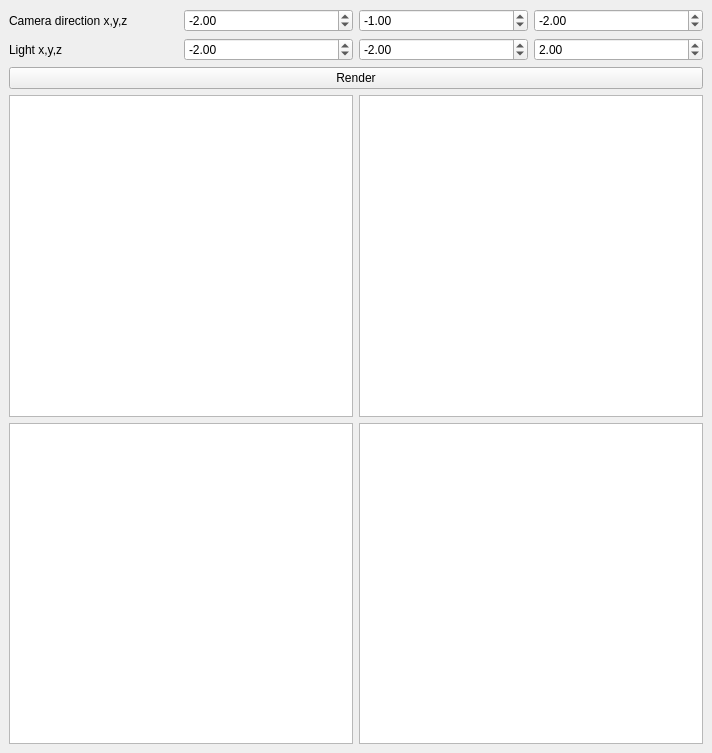
Old version of the form mainwindow.ui in the repository tokarevart/cg-lab3.
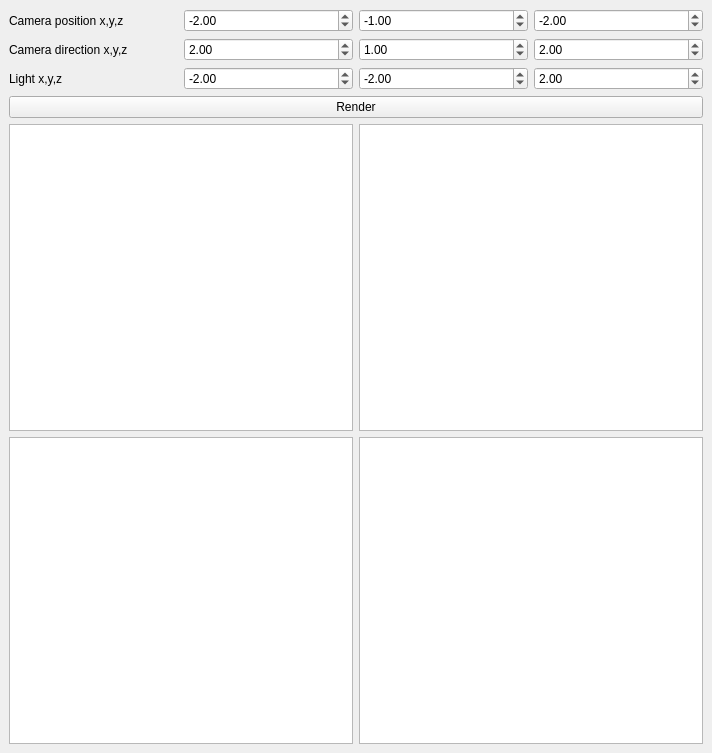
New version of the form.

Diff of the .ui file:
```diff
--- a/mainwindow.ui
+++ b/mainwindow.ui
@@ -32,7 +32,7 @@
       <item>
        <widget class="QLabel" name="camera_label">
         <property name="text">
-         <string>Camera direction x,y,z</string>
+         <string>Camera position x,y,z</string>
         </property>
        </widget>
       </item>
@@ -77,6 +77,56 @@
       </item>
      </layout>
     </item>
+    <item>
+     <layout class="QHBoxLayout" name="camdir_layout">
+      <item>
+       <widget class="QLabel" name="camdir_label">
+        <property name="text">
+         <string>Camera direction x,y,z</string>
+        </property>
+       </widget>
+      </item>
+      <item>
+       <widget class="QDoubleSpinBox" name="camdir_x_sbox">
+        <property name="minimum">
+         <double>-100.000000000000000</double>
+        </property>
+        <property name="maximum">
+         <double>100.000000000000000</double>
+        </property>
+        <property name="value">
+         <double>2.000000000000000</double>
+        </property>
+       </widget>
+      </item>
+      <item>
+       <widget class="QDoubleSpinBox" name="camdir_y_sbox">
+        <property name="minimum">
+         <double>-100.000000000000000</double>
+        </property>
+        <property name="maximum">
+         <double>100.000000000000000</double>
+        </property>
+        <property name="value">
+         <double>1.000000000000000</double>
+        </property>
+       </widget>
+      </item>
+      <item>
+       <widget class="QDoubleSpinBox" name="camdir_z_sbox">
+        <property name="minimum">
+         <double>-100.000000000000000</double>
+        </property>
+        <property name="maximum">
+         <double>100.000000000000000</double>
+        </property>
+        <property name="value">
+         <double>2.000000000000000</double>
+        </property>
+       </widget>
+      </item>
+     </layout>
+    </item>
     <item>
      <layout class="QHBoxLayout" name="light_layout">
       <item>
```
Left out of the diff: 10 changed lines with no effect on the pictures.
